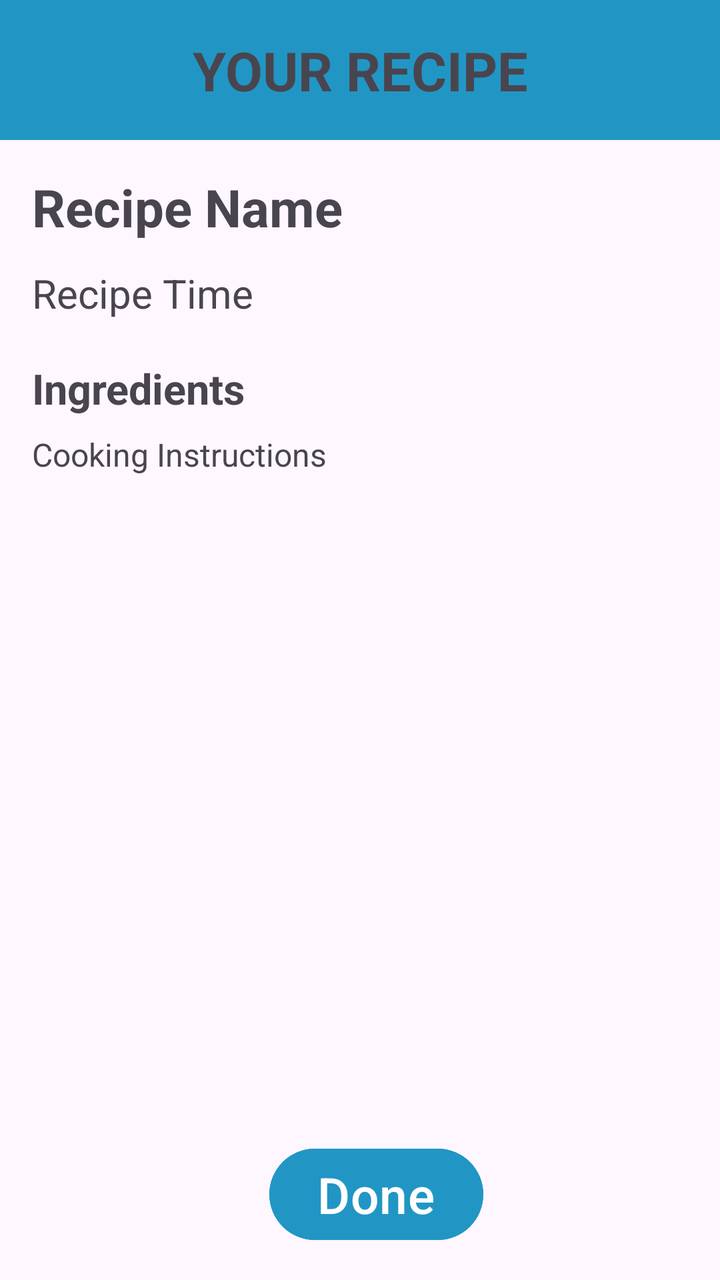
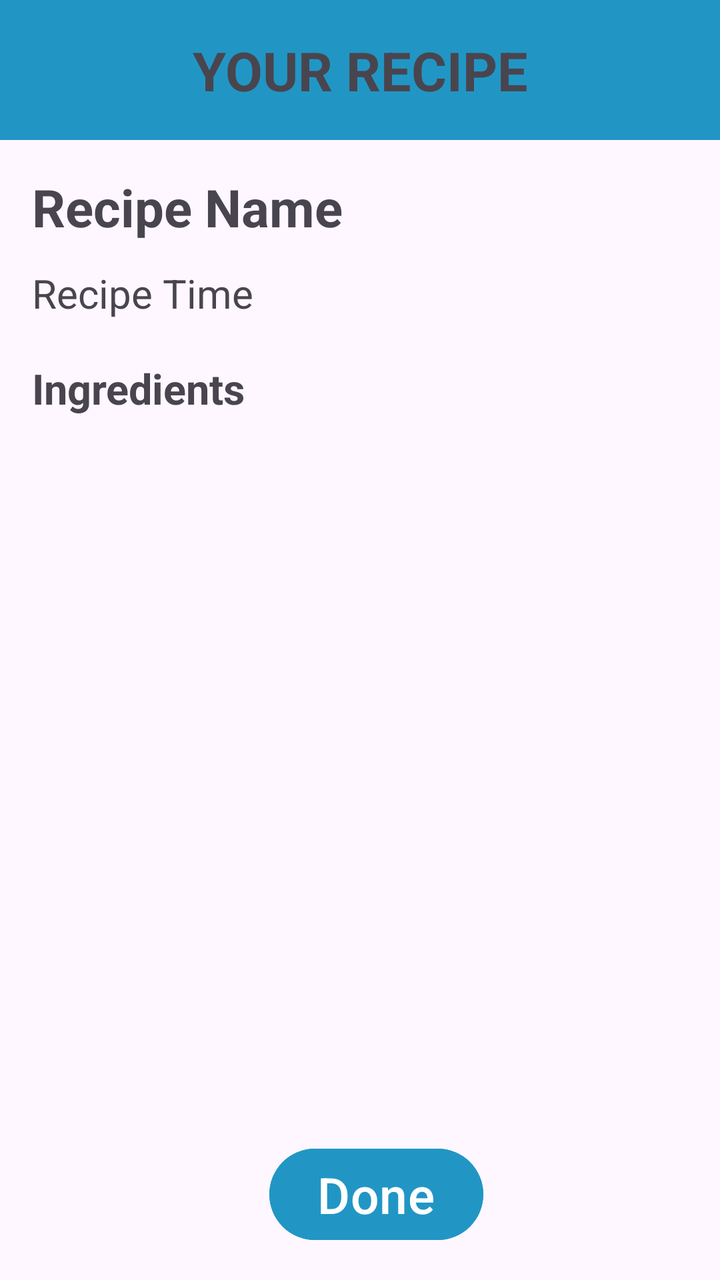

The first picture is an Android layout as it rendered before a commit; the second is the same layout after the commit. The layout source and the unified diff follow.
<!-- AndroidManifest.xml: application theme Theme.SmartPantryManagement -->
<!-- res/layout/activity_your_recipe.xml -->
<?xml version="1.0" encoding="utf-8"?>
<androidx.constraintlayout.widget.ConstraintLayout xmlns:android="http://schemas.android.com/apk/res/android"
    xmlns:app="http://schemas.android.com/apk/res-auto"
    xmlns:tools="http://schemas.android.com/tools"
    android:id="@+id/main"
    android:layout_width="match_parent"
    android:layout_height="match_parent"
    tools:context=".YourRecipe">

    <LinearLayout
        android:id="@+id/header"
        android:layout_width="match_parent"
        android:layout_height="wrap_content"
        android:orientation="vertical"
        android:background="@color/toolbar_background"
        tools:layout_editor_absoluteX="1dp"
        tools:layout_editor_absoluteY="2dp"
        app:layout_constraintTop_toTopOf="parent"
        app:layout_constraintEnd_toEndOf="parent"
        app:layout_constraintStart_toStartOf="parent">

    <TextView
        android:id="@+id/yourRecipeheader"
        android:layout_width="match_parent"
        android:layout_height="70dp"
        android:text="YOUR RECIPE"
        android:textSize="27sp"
        android:textStyle="bold"
        android:gravity="center"
        app:layout_constraintTop_toTopOf="parent"
        app:layout_constraintStart_toStartOf="parent"
        app:layout_constraintEnd_toEndOf="parent"
        />

    </LinearLayout>

    <ScrollView
        android:id="@+id/recipeScroll"
        android:layout_width="match_parent"
        android:layout_height="0dp"
        app:layout_constraintTop_toBottomOf="@id/header"
        app:layout_constraintBottom_toBottomOf="parent"
        app:layout_constraintStart_toStartOf="parent"
        app:layout_constraintEnd_toEndOf="parent">

        <LinearLayout
            android:id="@+id/recipeContainer"
            android:layout_width="match_parent"
            android:layout_height="0dp"
            android:orientation="vertical"
            android:padding="16dp">

        <TextView
            android:id="@+id/recipeName"
            android:layout_width="match_parent"
            android:layout_height="wrap_content"
            android:text="Recipe Name"
            android:textSize="26sp"
            android:textStyle="bold"
            android:layout_marginBottom="12dp" />

            <TextView
                android:id="@+id/recipeTime"
                android:layout_width="match_parent"
                android:layout_height="wrap_content"
                android:text="Recipe Time"
                android:textSize="20sp"
                android:layout_marginBottom="20dp" />

            <TextView
                android:id="@+id/ingredientHeader"
                android:layout_width="match_parent"
                android:layout_height="wrap_content"
                android:text="Ingredients"
                android:textSize="21sp"
                android:textStyle="bold"
                android:layout_marginBottom="8dp" />

            <LinearLayout
                android:id="@+id/IngredientsContainer"
                android:layout_width="match_parent"
                android:layout_height="wrap_content"
                android:orientation="vertical"
                android:layout_marginBottom="20dp">

                <TextView
                    android:id="@+id/recipeInstructions"
                    android:layout_width="match_parent"
                    android:layout_height="wrap_content"
                    android:text="Cooking Instructions"
                    android:textSize="16sp"
                    android:layout_marginBottom="8dp"
                    android:lineSpacingExtra="4dp"/>

            </LinearLayout>

        </LinearLayout>


    </ScrollView>

    <Button
        android:id="@+id/DoneRecipebtn"
        android:layout_width="wrap_content"
        android:layout_height="wrap_content"
        android:layout_marginStart="16dp"
        android:layout_marginBottom="16dp"
        android:text="Done"
        android:textSize="25sp"
        android:backgroundTint="#2196C4"
        android:scaleType="fitCenter"
        app:layout_constraintBottom_toBottomOf="parent"
        app:layout_constraintStart_toStartOf="parent"
        app:layout_constraintEnd_toEndOf="parent"
        />

</androidx.constraintlayout.widget.ConstraintLayout>
<!-- resources referenced by this layout -->
<resources>
  <color name="toolbar_background">#2196C4</color>
  <style name="Theme.SmartPantryManagement" parent="Base.Theme.SmartPantryManagement" />
  <style name="Base.Theme.SmartPantryManagement" parent="Theme.Material3.DayNight.NoActionBar">
          
          
      </style>
</resources>

<!-- the commit's change to res/layout/activity_your_recipe.xml (unified diff, before → after) -->
@@ -46,7 +46,7 @@
         <LinearLayout
             android:id="@+id/recipeContainer"
             android:layout_width="match_parent"
-            android:layout_height="0dp"
+            android:layout_height="wrap_content"
             android:orientation="vertical"
             android:padding="16dp">
 
@@ -83,15 +83,6 @@
                 android:orientation="vertical"
                 android:layout_marginBottom="20dp">
 
-                <TextView
-                    android:id="@+id/recipeInstructions"
-                    android:layout_width="match_parent"
-                    android:layout_height="wrap_content"
-                    android:text="Cooking Instructions"
-                    android:textSize="16sp"
-                    android:layout_marginBottom="8dp"
-                    android:lineSpacingExtra="4dp"/>
-
             </LinearLayout>
 
         </LinearLayout>
